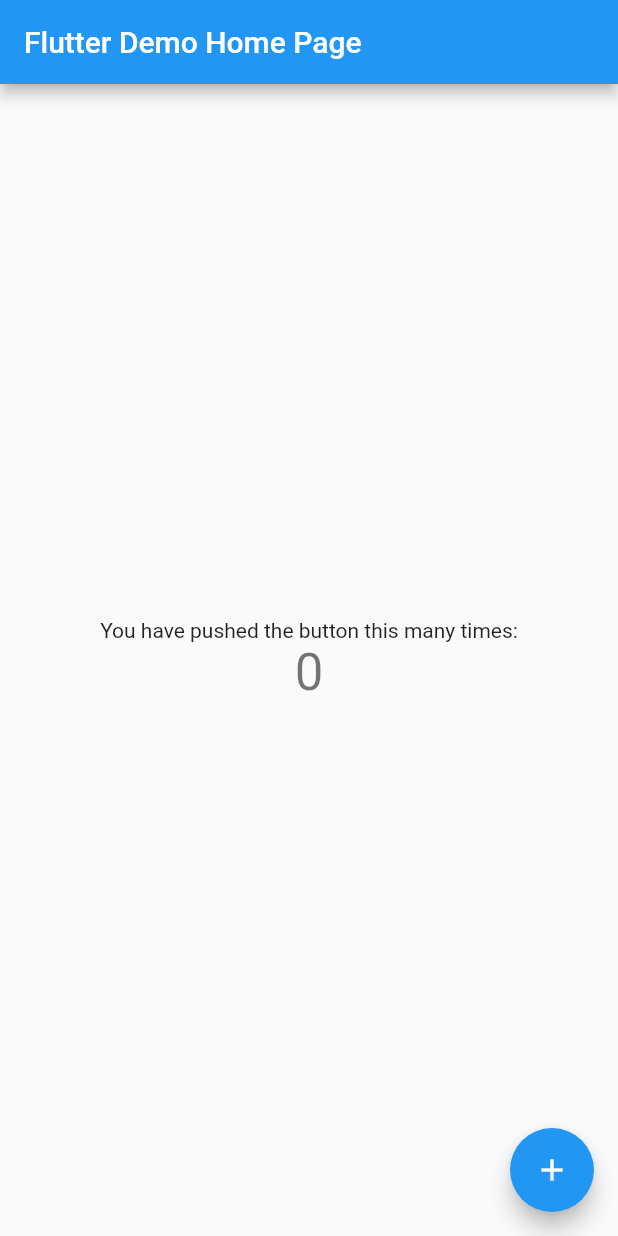
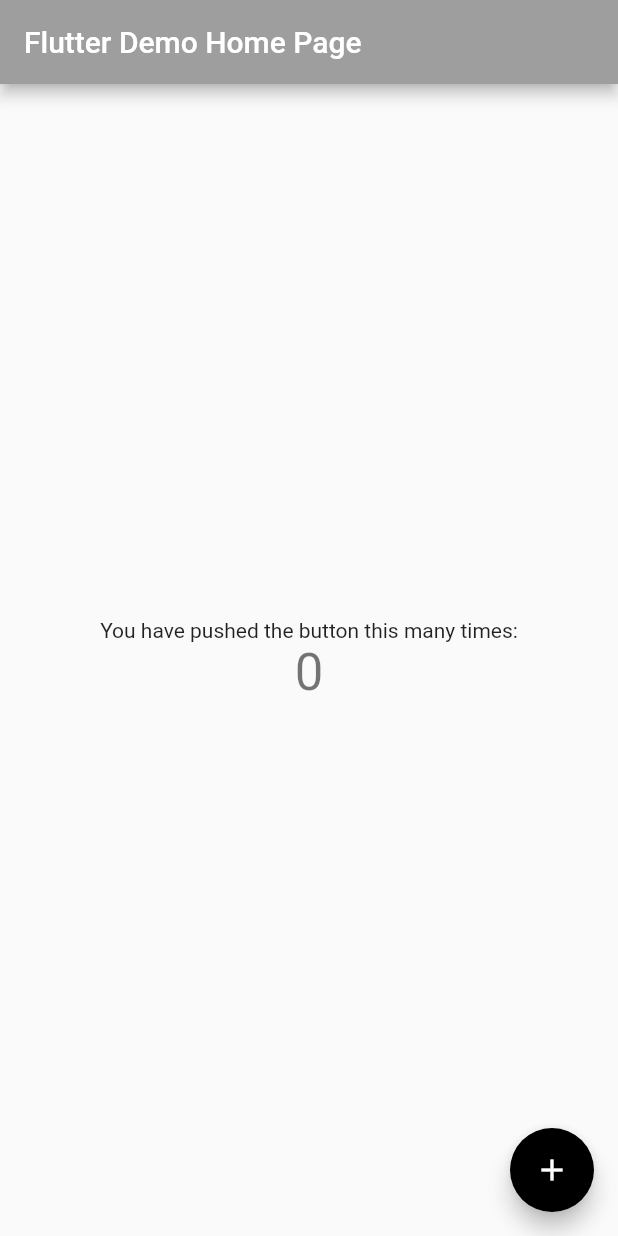
Before and after one commit to GreatGrant/Recipes, a Flutter app: the screen it shows after launch, on a phone screen of 412 x 824 dp. Run offline on Flutter 3.47's test engine with Material 2 defaults, Android fonts, the phone set to English and light mode, and no system bars.

Commit message:
reffactor theme

```diff
--- a/lib/main.dart
+++ b/lib/main.dart
@@ -11,18 +11,12 @@ class RecipeApp extends StatelessWidget {
   @override
   Widget build(BuildContext context) {
     return MaterialApp(
-      title: 'Flutter Demo',
-      theme: ThemeData(
-        // This is the theme of your application.
-        //
-        // Try running your application with "flutter run". You'll see the
-        // application has a blue toolbar. Then, without quitting the app, try
-        // changing the primarySwatch below to Colors.green and then invoke
-        // "hot reload" (press "r" in the console where you ran "flutter run",
-        // or simply save your changes to "hot reload" in a Flutter IDE).
-        // Notice that the counter didn't reset back to zero; the application
-        // is not restarted.
-        primarySwatch: Colors.blue,
+      title: 'Recipe Calculator',
+      theme: Theme.of(context).copyWith(
+        colorScheme: Theme.of(context).colorScheme.copyWith(
+          primary: Colors.grey,
+          secondary: Colors.black,
+        ),
       ),
       home: const MyHomePage(title: 'Flutter Demo Home Page'),
     );
```
